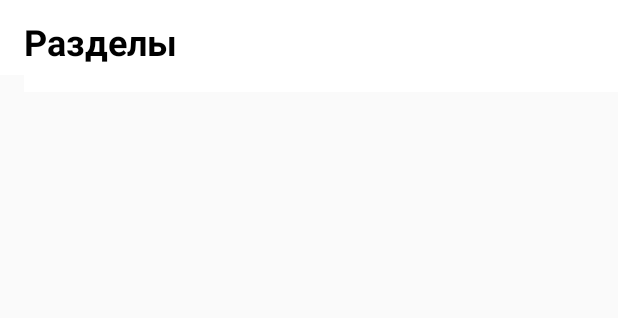
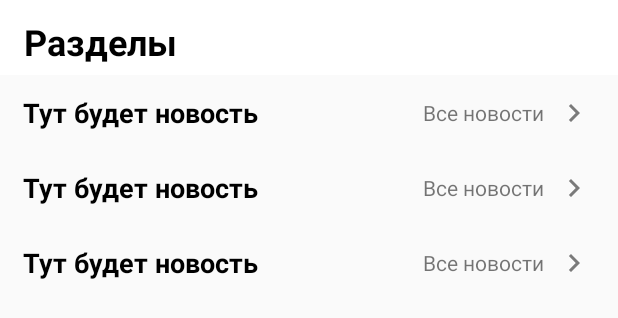
Before and after one commit to RAMIHAMADA/Awesome_News_Checkus, an Android app: the layout fragment_news_topics.xml on its own in the app's theme, with its tools: preview values and no code run, on a phone screen of 412 x 824 dp. Shown: the top 318 px of the screen. Run offline under Robolectric (Android 15) with nearby library versions, the phone set to English and light mode, and no system bars.

Commit message:
add init title+date

```diff
--- a/app/src/main/java/com/awesomenews/checkus/adapters/NewsTopicsAdapter.kt
+++ b/app/src/main/java/com/awesomenews/checkus/adapters/NewsTopicsAdapter.kt
@@ -8,6 +8,7 @@ import com.awesomenews.checkus.R
 import com.awesomenews.checkus.databinding.ItemNewsBinding
 import com.awesomenews.checkus.models.CategoryNewsModel
 import com.awesomenews.checkus.models.InfoModel
+import kotlinx.android.synthetic.main.item_news.view.*
 
 class NewsTopicsAdapter() : RecyclerView.Adapter<NewsTopicsAdapter.NewsTopicsViewHolder>() {
     var news: List<InfoModel> = emptyList()
@@ -15,6 +16,7 @@ class NewsTopicsAdapter() : RecyclerView.Adapter<NewsTopicsAdapter.NewsTopicsVie
             field = newValue
             notifyDataSetChanged()
         }
+
     class NewsTopicsViewHolder(val binding: ItemNewsBinding) :
         RecyclerView.ViewHolder(binding.root)
 
@@ -27,7 +29,10 @@ class NewsTopicsAdapter() : RecyclerView.Adapter<NewsTopicsAdapter.NewsTopicsVie
 
     override fun onBindViewHolder(holder: NewsTopicsViewHolder, position: Int) {
         val news = news[position]
-        with(holder.binding){
+        with(holder.binding) {
+            root.tag = news
+            titleNewsTv.text = news.title
+            dateNewsTv.text = news.date_added.toString()
             if (news.imageLink.isEmpty()) {
                 pictureIv.setImageResource(R.drawable.ic_news_download)
             } else {
--- a/app/src/main/res/layout/fragment_news_topics.xml
+++ b/app/src/main/res/layout/fragment_news_topics.xml
@@ -24,7 +24,6 @@
         android:layout_marginStart="16dp"
         android:layout_marginTop="11dp"
         android:layout_marginBottom="17dp"
-        android:background="@color/white"
         android:text="@string/news_topics_text"
         android:textColor="@color/black"
         android:textSize="24dp"
@@ -37,6 +36,7 @@
         android:id="@+id/recycler_view_news_topics"
         android:layout_width="wrap_content"
         android:layout_height="0dp"
+        tools:listitem="@layout/item_category_news"
         app:layoutManager="androidx.recyclerview.widget.LinearLayoutManager"
         app:layout_constraintBottom_toBottomOf="parent"
         app:layout_constraintEnd_toEndOf="parent"
--- a/app/src/main/res/layout/item_category_news.xml
+++ b/app/src/main/res/layout/item_category_news.xml
@@ -5,23 +5,65 @@
     android:layout_width="match_parent"
     android:layout_height="wrap_content">
 
-    <TextView
-        android:id="@+id/title_tv"
-        android:layout_width="match_parent"
-        android:layout_height="wrap_content"
+    <View
+        android:id="@+id/view_box_v"
+        android:layout_width="wrap_content"
+        android:layout_height="50dp"
         app:layout_constraintEnd_toEndOf="parent"
         app:layout_constraintStart_toStartOf="parent"
-        app:layout_constraintTop_toTopOf="parent"
-        tools:text="Четко" />
+        app:layout_constraintTop_toTopOf="parent" />
+
+    <TextView
+        android:textSize="18dp"
+        android:layout_marginStart="15dp"
+        android:textColor="@color/black"
+        android:id="@+id/title_tv"
+        android:layout_width="wrap_content"
+        android:layout_height="wrap_content"
+        android:textStyle="bold"
+        app:layout_constraintBottom_toBottomOf="@id/view_box_v"
+        app:layout_constraintStart_toStartOf="@id/view_box_v"
+        app:layout_constraintTop_toTopOf="@id/view_box_v"
+        tools:text="Тут будет новость" />
+
+    <TextView
+        android:id="@+id/all_news_tv"
+        android:layout_width="wrap_content"
+        android:layout_height="wrap_content"
+        android:layout_marginEnd="8dp"
+        android:text="@string/all_news"
+        android:textSize="14dp"
+        app:layout_constraintBottom_toBottomOf="@id/view_box_v"
+        app:layout_constraintEnd_toStartOf="@id/background_for_arrow_v"
+        app:layout_constraintTop_toTopOf="@id/view_box_v"/>
+
+    <ImageView
+        android:id="@+id/arrow_next_pages_iv"
+        android:layout_marginEnd="17dp"
+        android:layout_width="wrap_content"
+        android:layout_height="wrap_content"
+        app:layout_constraintTop_toTopOf="@id/view_box_v"
+        app:layout_constraintBottom_toBottomOf="@id/view_box_v"
+        app:layout_constraintEnd_toEndOf="@id/view_box_v"
+        android:src="@drawable/ic_baseline_navigate_next"/>
+    <View
+        android:id="@+id/background_for_arrow_v"
+        android:layout_width="0dp"
+        android:layout_height="0dp"
+        app:layout_constraintStart_toStartOf="@id/arrow_next_pages_iv"
+        app:layout_constraintEnd_toEndOf="@id/arrow_next_pages_iv"
+        app:layout_constraintBottom_toBottomOf="@id/arrow_next_pages_iv"
+        app:layout_constraintTop_toTopOf="@id/arrow_next_pages_iv"/>
 
     <androidx.recyclerview.widget.RecyclerView
         android:id="@+id/recycler_view"
         android:layout_width="wrap_content"
-        android:layout_height="wrap_content"
+        android:layout_height="0dp"
         android:orientation="horizontal"
+        tools:listitem="@layout/item_news"
         app:layoutManager="androidx.recyclerview.widget.LinearLayoutManager"
         app:layout_constraintEnd_toEndOf="parent"
         app:layout_constraintStart_toStartOf="parent"
-        app:layout_constraintTop_toBottomOf="@id/title_tv" />
+        app:layout_constraintTop_toBottomOf="@id/view_box_v" />
 
 </androidx.constraintlayout.widget.ConstraintLayout>
--- a/app/src/main/res/layout/item_news.xml
+++ b/app/src/main/res/layout/item_news.xml
@@ -3,13 +3,13 @@
     xmlns:app="http://schemas.android.com/apk/res-auto"
     xmlns:tools="http://schemas.android.com/tools"
     android:layout_width="wrap_content"
-    android:layout_height="wrap_content"
-    android:paddingVertical="10dp">
+    android:layout_height="match_parent"
+    android:paddingHorizontal="10dp">
 
     <androidx.cardview.widget.CardView
         android:id="@+id/card_view_picture_iv"
-        android:layout_width="200dp"
-        android:layout_height="191dp"
+        android:layout_width="250dp"
+        android:layout_height="190dp"
         app:cardCornerRadius="8dp"
         app:layout_constraintEnd_toEndOf="parent"
         app:layout_constraintStart_toStartOf="parent"
@@ -30,6 +30,7 @@
         android:layout_width="0dp"
         android:layout_height="wrap_content"
         android:layout_marginTop="5dp"
+        android:textStyle="bold"
         android:textColor="@color/primary_title"
         android:textSize="20dp"
         app:layout_constraintEnd_toEndOf="@id/card_view_picture_iv"
```
